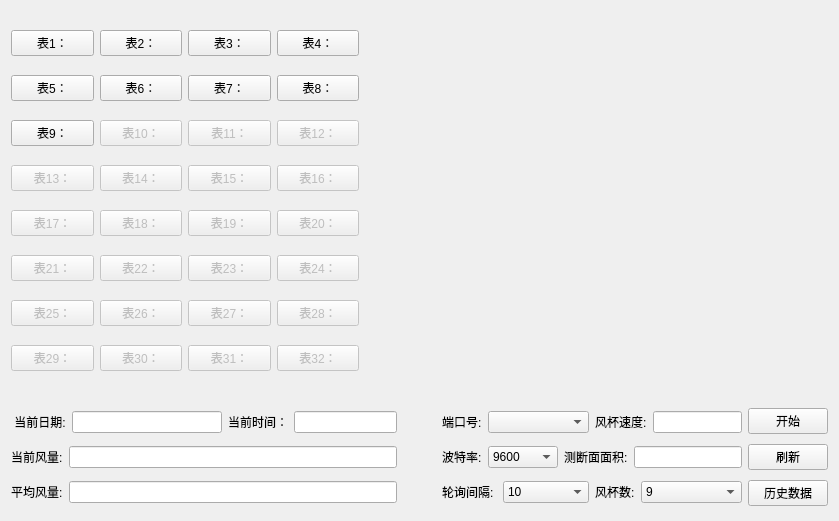
Before: the Qt Designer form WindCup/mainwindow.ui in uufree/Qt, drawn with Qt 5.
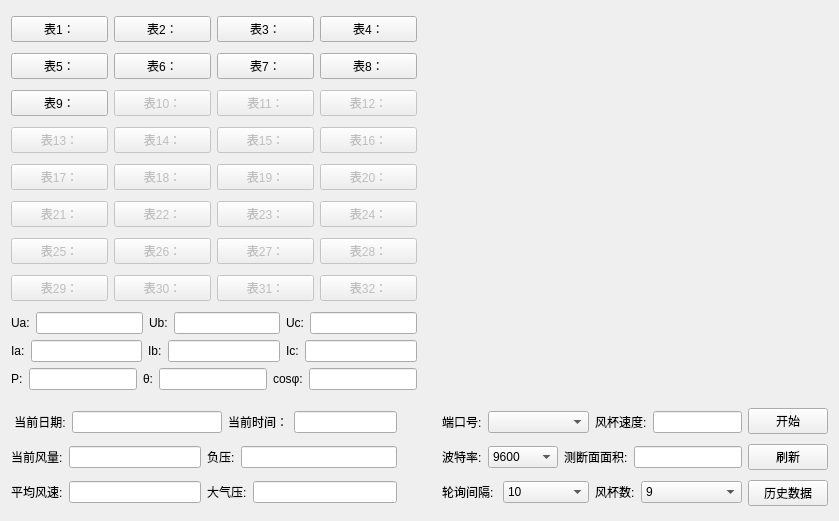
After: the same form once the commit is applied. Icons and pictures are not drawn.

What changed in the file:
```diff
--- a/WindCup/mainwindow.ui
+++ b/WindCup/mainwindow.ui
@@ -29,14 +29,9 @@
   <widget class="QWidget" name="centralWidget">
    <layout class="QGridLayout" name="gridLayout">
     <item row="0" column="0">
-     <layout class="QVBoxLayout" name="verticalLayout_4" stretch="1,0">
+     <layout class="QHBoxLayout" name="horizontalLayout_41" stretch="90,90">
       <item>
-       <layout class="QHBoxLayout" name="horizontalLayout_9" stretch="90,120">
-        <item>
-         <layout class="QVBoxLayout" name="verticalLayout" stretch="0,0,0,0,0,0,0,0">
-          <property name="spacing">
-           <number>0</number>
-          </property>
+       <layout class="QVBoxLayout" name="verticalLayout_5">
           <item>
            <layout class="QHBoxLayout" name="horizontalLayout_6">
             <item>
@@ -365,6 +360,148 @@
             </item>
            </layout>
           </item>
+        <item>
+         <layout class="QVBoxLayout" name="verticalLayout">
+          <item>
+           <layout class="QHBoxLayout" name="horizontalLayout_38">
+            <item>
+             <layout class="QHBoxLayout" name="horizontalLayout_9" stretch="0,0">
+              <item>
+               <widget class="QLabel" name="label_5">
+                <property name="text">
+                 <string>Ua:</string>
+                </property>
+               </widget>
+              </item>
+              <item>
+               <widget class="QLineEdit" name="UA"/>
+              </item>
+             </layout>
+            </item>
+            <item>
+             <layout class="QHBoxLayout" name="horizontalLayout_30" stretch="0,0">
+              <item>
+               <widget class="QLabel" name="label_8">
+                <property name="text">
+                 <string>Ub:</string>
+                </property>
+               </widget>
+              </item>
+              <item>
+               <widget class="QLineEdit" name="UB"/>
+              </item>
+             </layout>
+            </item>
+            <item>
+             <layout class="QHBoxLayout" name="horizontalLayout_35" stretch="0,0">
+              <item>
+               <widget class="QLabel" name="label_14">
+                <property name="text">
+                 <string>Uc:</string>
+                </property>
+               </widget>
+              </item>
+              <item>
+               <widget class="QLineEdit" name="UC"/>
+              </item>
+             </layout>
+            </item>
+           </layout>
+          </item>
+          <item>
+           <layout class="QHBoxLayout" name="horizontalLayout_39">
+            <item>
+             <layout class="QHBoxLayout" name="horizontalLayout_31" stretch="0,0">
+              <item>
+               <widget class="QLabel" name="label_9">
+                <property name="text">
+                 <string>Ia:</string>
+                </property>
+               </widget>
+              </item>
+              <item>
+               <widget class="QLineEdit" name="IA"/>
+              </item>
+             </layout>
+            </item>
+            <item>
+             <layout class="QHBoxLayout" name="horizontalLayout_32" stretch="0,0">
+              <item>
+               <widget class="QLabel" name="label_10">
+                <property name="text">
+                 <string>Ib:</string>
+                </property>
+               </widget>
+              </item>
+              <item>
+               <widget class="QLineEdit" name="IB"/>
+              </item>
+             </layout>
+            </item>
+            <item>
+             <layout class="QHBoxLayout" name="horizontalLayout_36" stretch="0,0">
+              <item>
+               <widget class="QLabel" name="label_20">
+                <property name="text">
+                 <string>Ic:</string>
+                </property>
+               </widget>
+              </item>
+              <item>
+               <widget class="QLineEdit" name="IC"/>
+              </item>
+             </layout>
+            </item>
+           </layout>
+          </item>
+          <item>
+           <layout class="QHBoxLayout" name="horizontalLayout_40">
+            <item>
+             <layout class="QHBoxLayout" name="horizontalLayout_33" stretch="0,0">
+              <item>
+               <widget class="QLabel" name="label_11">
+                <property name="text">
+                 <string>P:</string>
+                </property>
+               </widget>
+              </item>
+              <item>
+               <widget class="QLineEdit" name="PA"/>
+              </item>
+             </layout>
+            </item>
+            <item>
+             <layout class="QHBoxLayout" name="horizontalLayout_34" stretch="0,0">
+              <item>
+               <widget class="QLabel" name="label_12">
+                <property name="text">
+                 <string>θ:</string>
+                </property>
+               </widget>
+              </item>
+              <item>
+               <widget class="QLineEdit" name="PB"/>
+              </item>
+             </layout>
+            </item>
+            <item>
+             <layout class="QHBoxLayout" name="horizontalLayout_37" stretch="0,0">
+              <item>
+               <widget class="QLabel" name="label_21">
+                <property name="text">
+                 <string>cosφ:</string>
+                </property>
+               </widget>
+              </item>
+              <item>
+               <widget class="QLineEdit" name="PC"/>
+              </item>
+             </layout>
+            </item>
+           </layout>
+          </item>
+         </layout>
+        </item>
          </layout>
         </item>
         <item>
@@ -379,10 +516,10 @@
         </item>
        </layout>
       </item>
+    <item row="1" column="0">
+     <layout class="QHBoxLayout" name="horizontalLayout_29" stretch="10,1,10">
       <item>
-       <layout class="QHBoxLayout" name="horizontalLayout_14" stretch="10,1,10">
-        <item>
-         <layout class="QVBoxLayout" name="verticalLayout_5">
+       <layout class="QVBoxLayout" name="verticalLayout_4">
           <item>
            <layout class="QHBoxLayout" name="horizontalLayout_23" stretch="5,4">
             <item>
@@ -416,7 +553,7 @@
            </layout>
           </item>
           <item>
-           <layout class="QHBoxLayout" name="horizontalLayout_24">
+         <layout class="QHBoxLayout" name="horizontalLayout_14">
             <item>
              <layout class="QHBoxLayout" name="horizontalLayout_18">
               <item>
@@ -431,6 +568,20 @@
               </item>
              </layout>
             </item>
+          <item>
+           <layout class="QHBoxLayout" name="horizontalLayout_24">
+            <item>
+             <widget class="QLabel" name="label_17">
+              <property name="text">
+               <string>负压:</string>
+              </property>
+             </widget>
+            </item>
+            <item>
+             <widget class="QLineEdit" name="currentNegPressure"/>
+            </item>
+           </layout>
+          </item>
            </layout>
           </item>
           <item>
@@ -440,7 +591,7 @@
               <item>
                <widget class="QLabel" name="label_15">
                 <property name="text">
-                 <string>平均风量:</string>
+               <string>平均风速:</string>
                 </property>
                </widget>
               </item>
@@ -449,6 +600,20 @@
               </item>
              </layout>
             </item>
+          <item>
+           <layout class="QHBoxLayout" name="horizontalLayout_20">
+            <item>
+             <widget class="QLabel" name="label_16">
+              <property name="text">
+               <string>大气压:</string>
+              </property>
+             </widget>
+            </item>
+            <item>
+             <widget class="QLineEdit" name="currentAtmPressure"/>
+            </item>
+           </layout>
+          </item>
            </layout>
           </item>
          </layout>
@@ -520,6 +685,11 @@
                     <string>9600</string>
                    </property>
                   </item>
+                <item>
+                 <property name="text">
+                  <string>1200</string>
+                 </property>
+                </item>
                   <item>
                    <property name="text">
                     <string>2400</string>
@@ -535,6 +705,11 @@
                     <string>19200</string>
                    </property>
                   </item>
+                <item>
+                 <property name="text">
+                  <string>38400</string>
+                 </property>
+                </item>
                  </widget>
                 </item>
                </layout>
@@ -878,8 +1053,6 @@
                <string>历史数据</string>
               </property>
              </widget>
-            </item>
-           </layout>
           </item>
          </layout>
         </item>
```
Lines whose indentation alone changed are shown as unchanged.
